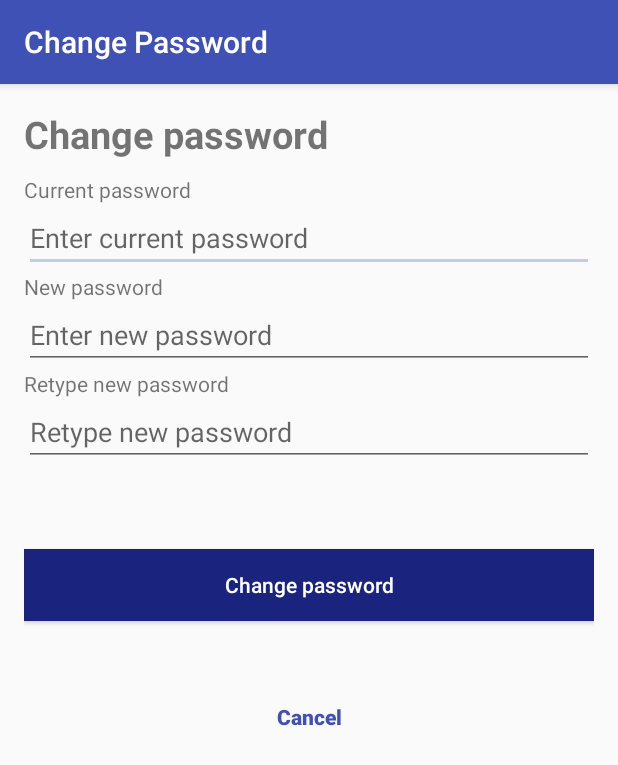
After one commit to MobileApps-Cascadia/BookmarkED-android, an Android app: the ChangePasswordActivity screen opened directly, with no data from a screen before it, on a phone screen of 412 x 824 dp. The commit adds this screen. Shown: the top 765 px of the screen. Run offline under Robolectric (Android 15) with nearby library versions, the phone set to English and light mode, and no system bars.

Commit message:
added change password activity

```diff
--- a/app/src/main/AndroidManifest.xml
+++ b/app/src/main/AndroidManifest.xml
@@ -58,6 +58,10 @@
             android:name=".BookWantedActivity"
             android:label="@string/title_activity_book_wanted"
             android:theme="@style/AppTheme.NoActionBar" />
+        <activity
+            android:name=".ChangePasswordActivity"
+            android:label="@string/title_activity_change_password"
+            android:theme="@style/AppTheme.NoActionBar"></activity>
     </application>
 
 </manifest>
--- /dev/null
+++ b/app/src/main/res/layout/activity_change_password.xml
@@ -0,0 +1,34 @@
+<?xml version="1.0" encoding="utf-8"?>
+<android.support.design.widget.CoordinatorLayout xmlns:android="http://schemas.android.com/apk/res/android"
+    xmlns:app="http://schemas.android.com/apk/res-auto"
+    xmlns:tools="http://schemas.android.com/tools"
+    android:layout_width="match_parent"
+    android:layout_height="match_parent"
+    android:fitsSystemWindows="true"
+    tools:context="edu.cascadia.bookmarked.ChangePasswordActivity">
+
+    <android.support.design.widget.AppBarLayout
+        android:layout_width="match_parent"
+        android:layout_height="wrap_content"
+        android:theme="@style/AppTheme.AppBarOverlay">
+
+        <android.support.v7.widget.Toolbar
+            android:id="@+id/toolbar"
+            android:layout_width="match_parent"
+            android:layout_height="?attr/actionBarSize"
+            android:background="?attr/colorPrimary"
+            app:popupTheme="@style/AppTheme.PopupOverlay" />
+
+    </android.support.design.widget.AppBarLayout>
+
+    <include layout="@layout/content_change_password" />
+
+    <!--android.support.design.widget.FloatingActionButton
+        android:id="@+id/fab"
+        android:layout_width="wrap_content"
+        android:layout_height="wrap_content"
+        android:layout_gravity="bottom|end"
+        android:layout_margin="@dimen/fab_margin"
+        android:src="@android:drawable/ic_dialog_email" / -->
+
+</android.support.design.widget.CoordinatorLayout>
--- /dev/null
+++ b/app/src/main/res/layout/content_change_password.xml
@@ -0,0 +1,97 @@
+<?xml version="1.0" encoding="utf-8"?>
+<LinearLayout xmlns:android="http://schemas.android.com/apk/res/android"
+    xmlns:app="http://schemas.android.com/apk/res-auto"
+    xmlns:tools="http://schemas.android.com/tools"
+    android:layout_width="match_parent"
+    android:layout_height="match_parent"
+    android:paddingBottom="@dimen/activity_vertical_margin"
+    android:paddingLeft="@dimen/activity_horizontal_margin"
+    android:paddingRight="@dimen/activity_horizontal_margin"
+    android:paddingTop="@dimen/activity_vertical_margin"
+    app:layout_behavior="@string/appbar_scrolling_view_behavior"
+    tools:context="edu.cascadia.bookmarked.ChangePasswordActivity"
+    tools:showIn="@layout/activity_change_password"
+    android:orientation="vertical">
+
+    <!-- View Title Label -->
+    <TextView
+        android:layout_width="fill_parent"
+        android:layout_height="wrap_content"
+        android:layout_marginBottom="10dip"
+        android:text="@string/change_password"
+        android:textSize="25sp"
+        android:textStyle="bold" />
+
+    <!-- password Label -->
+    <TextView
+        android:layout_width="fill_parent"
+        android:layout_height="wrap_content"
+        android:text="@string/current_pwd" />
+
+    <EditText
+        android:id="@+id/currentPassword"
+        android:layout_width="fill_parent"
+        android:layout_height="wrap_content"
+        android:hint="Enter current password"
+        android:inputType="textPassword" />
+
+    <!-- password Label -->
+    <TextView
+        android:layout_width="fill_parent"
+        android:layout_height="wrap_content"
+        android:text="@string/new_pwd" />
+
+    <EditText
+        android:id="@+id/newPassword"
+        android:layout_width="fill_parent"
+        android:layout_height="wrap_content"
+        android:hint="Enter new password"
+        android:inputType="textPassword" />
+
+    <!-- password Label -->
+    <TextView
+        android:layout_width="fill_parent"
+        android:layout_height="wrap_content"
+        android:text="@string/retype_new_pwd" />
+
+    <EditText
+        android:id="@+id/retypeNewPassword"
+        android:layout_width="fill_parent"
+        android:layout_height="wrap_content"
+        android:hint="Retype new password"
+        android:inputType="textPassword" />
+
+    <!-- Error message -->
+    <TextView
+        android:id="@+id/errorTextView"
+        android:layout_width="fill_parent"
+        android:layout_height="wrap_content"
+        android:gravity="center"
+        android:padding="10dip"
+        android:textColor="#e30000"
+        android:textStyle="bold" />
+
+    <Button
+        android:id="@+id/btnChangePassword"
+        android:layout_width="fill_parent"
+        android:layout_height="wrap_content"
+        android:layout_marginTop="16dip"
+        android:background="@color/primary_dark"
+        android:onClick="changePassword"
+        android:textAllCaps="false"
+        android:text="@string/change_password"
+        android:textColor="#fff" />
+
+    <Button
+        android:id="@+id/btnLinkCancel"
+        android:layout_width="fill_parent"
+        android:layout_height="wrap_content"
+        android:layout_marginTop="40dip"
+        android:background="@null"
+        android:onClick="onCancelBtnClicked"
+        android:text="@string/action_cancel"
+        android:textAllCaps="false"
+        android:textColor="@color/primary"
+        android:textStyle="bold" />
+
+</LinearLayout>
--- a/app/src/main/res/menu/menu_main.xml
+++ b/app/src/main/res/menu/menu_main.xml
@@ -31,5 +31,7 @@
 
     <item android:id="@+id/action_post_book_wanted" android:title="Post book wanted"
         android:orderInCategory="100" />
+    <item android:id="@+id/action_change_password" android:title="Change password"
+        android:orderInCategory="100" />
 
 </menu>
--- a/app/src/main/res/values/strings.xml
+++ b/app/src/main/res/values/strings.xml
@@ -6,10 +6,14 @@
     <string name="sync_books">Sync</string>
     <string name="login">Log in</string>
     <string name="register">Register</string>
+    <string name="change_password">Change password</string>
     <string name="scanBarcode">Scan a barcode</string>
     <string name="myPostings">My Postings</string>
     <string name="logout">Logout</string>
     <string name="pwd">Password</string>
+    <string name="current_pwd">Current password</string>
+    <string name="new_pwd">New password</string>
+    <string name="retype_new_pwd">Retype new password</string>
     <string name="zipcode">Zipcode</string>
     <string name="title_activity_login">Log in</string>
 
@@ -151,5 +155,6 @@
     <string name="title_post_book_wanted">Post book wanted</string>
     <string name="title_delete_book_posting_reason">Are you sure to delete?\nSelect reason to delete posting.</string>
     <string name="action_settings">Settings</string>
+    <string name="title_activity_change_password">Change Password</string>
 
 </resources>
```
Also changed, not shown: app/src/main/java/edu/cascadia/bookmarked/BookDetailActivity.java (+3 -9 lines), app/src/main/java/edu/cascadia/bookmarked/BookListFragment.java (+17 -16 lines), app/src/main/java/edu/cascadia/bookmarked/BookWantedActivity.java (+10 -16 lines), app/src/main/java/edu/cascadia/bookmarked/ChangePasswordActivity.java (added, +151 -0 lines), app/src/main/java/edu/cascadia/bookmarked/EditBook4SaleActivity.java (+10 -17 lines), app/src/main/java/edu/cascadia/bookmarked/MainActivity.java (+13 -8 lines), app/src/main/java/edu/cascadia/bookmarked/MyPostingActivity.java (+4 -10 lines).
